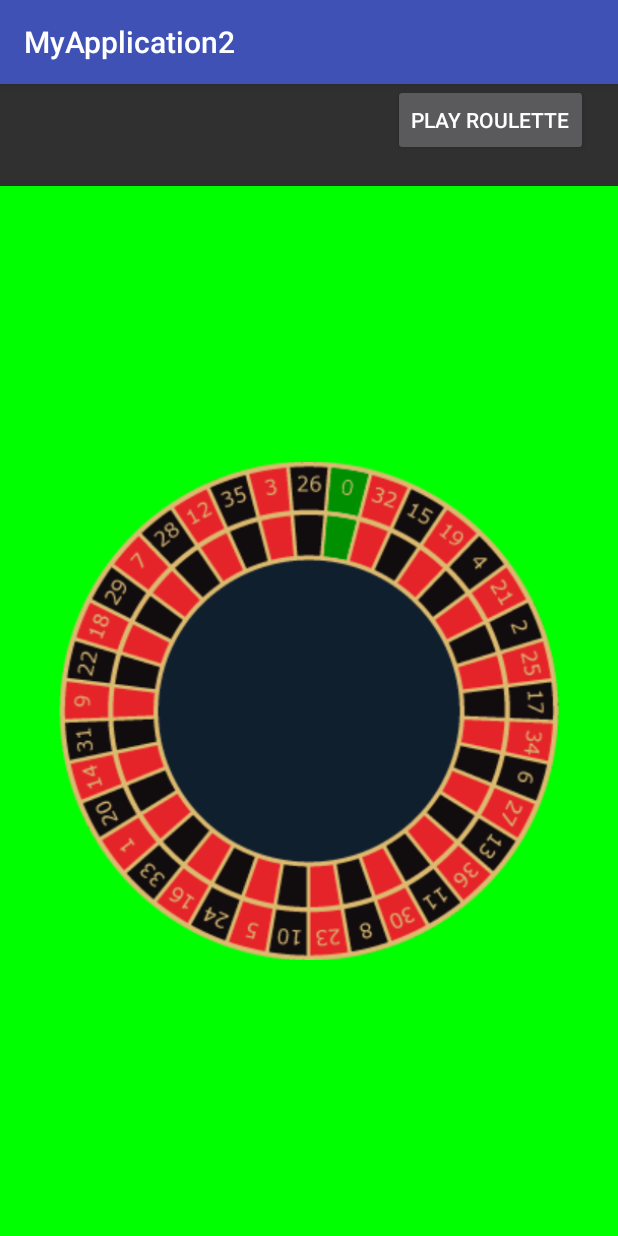
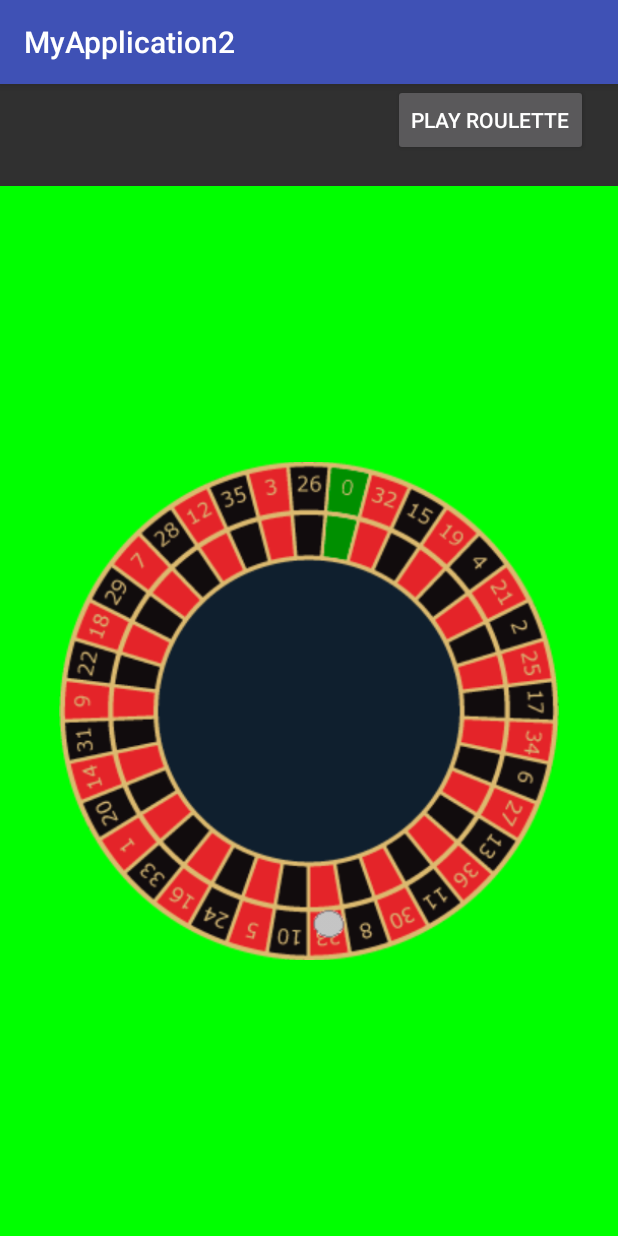
Before and after one commit to SyrtisGecko/Android_zad1, an Android app: the RouletteGameActivity screen opened directly, with no data from a screen before it, on a phone screen of 412 x 824 dp. Run offline under Robolectric (Android 15) with nearby library versions, the phone set to English and light mode, and no system bars.

Commit message:
Implemented roulette ball animation

```diff
--- a/app/src/main/java/com/example/przemek/hsport/myapplication2/MainActivity.java
+++ b/app/src/main/java/com/example/przemek/hsport/myapplication2/MainActivity.java
@@ -72,4 +72,9 @@ public class MainActivity extends AppCompatActivity {
             }
         }
     }
+
+    public void playRouletteGame(View view) {
+        Intent intent = new Intent(this, RouletteGameActivity.class);
+        startActivity(intent);
+    }
 }
--- /dev/null
+++ b/app/src/main/res/anim/counterclockwise.xml
@@ -0,0 +1,30 @@
+<?xml version="1.0" encoding="utf-8"?>
+<set xmlns:android="http://schemas.android.com/apk/res/android">
+
+    <rotate xmlns:android="http://schemas.android.com/apk/res/android"
+        android:fromDegrees="360"
+        android:toDegrees="0"
+        android:pivotX="50%"
+        android:pivotY="50%"
+        android:duration="1000">
+    </rotate>
+
+    <rotate xmlns:android="http://schemas.android.com/apk/res/android"
+        android:startOffset="950"
+        android:fromDegrees="360"
+        android:toDegrees="0"
+        android:pivotX="50%"
+        android:pivotY="50%"
+        android:duration="1000">
+    </rotate>
+
+    <rotate xmlns:android="http://schemas.android.com/apk/res/android"
+        android:startOffset="1900"
+        android:fromDegrees="360"
+        android:toDegrees="0"
+        android:pivotX="50%"
+        android:pivotY="50%"
+        android:duration="1000">
+    </rotate>
+
+</set>
--- a/app/src/main/res/layout/activity_roulette_game.xml
+++ b/app/src/main/res/layout/activity_roulette_game.xml
@@ -18,7 +18,8 @@
             android:layout_alignParentRight="true"
             android:layout_marginBottom="30px"
             android:layout_marginRight="30px"
-            android:text="Play Roulette"/>
+            android:text="Play Roulette"
+            android:onClick="playRoulette"/>
 
     </RelativeLayout>
 
@@ -38,6 +39,15 @@
             android:src="@drawable/roulette_kessel"
             android:visibility="visible" />
 
+        <ImageView
+            android:layout_width="500px"
+            android:layout_height="500px"
+            android:layout_gravity="center"
+            android:scaleType="fitCenter"
+            android:src="@drawable/kulka1"
+            android:id="@+id/ball1"
+            android:visibility="visible"/>
+
     </FrameLayout>
 
 </LinearLayout>
```
Also changed, not shown: app/src/main/java/com/example/przemek/hsport/myapplication2/RouletteGameActivity.java (+10 -0 lines), app/src/main/res/layout/activity_main.xml (+12 -0 lines), app/src/main/res/drawable/kulka1.png (added).
